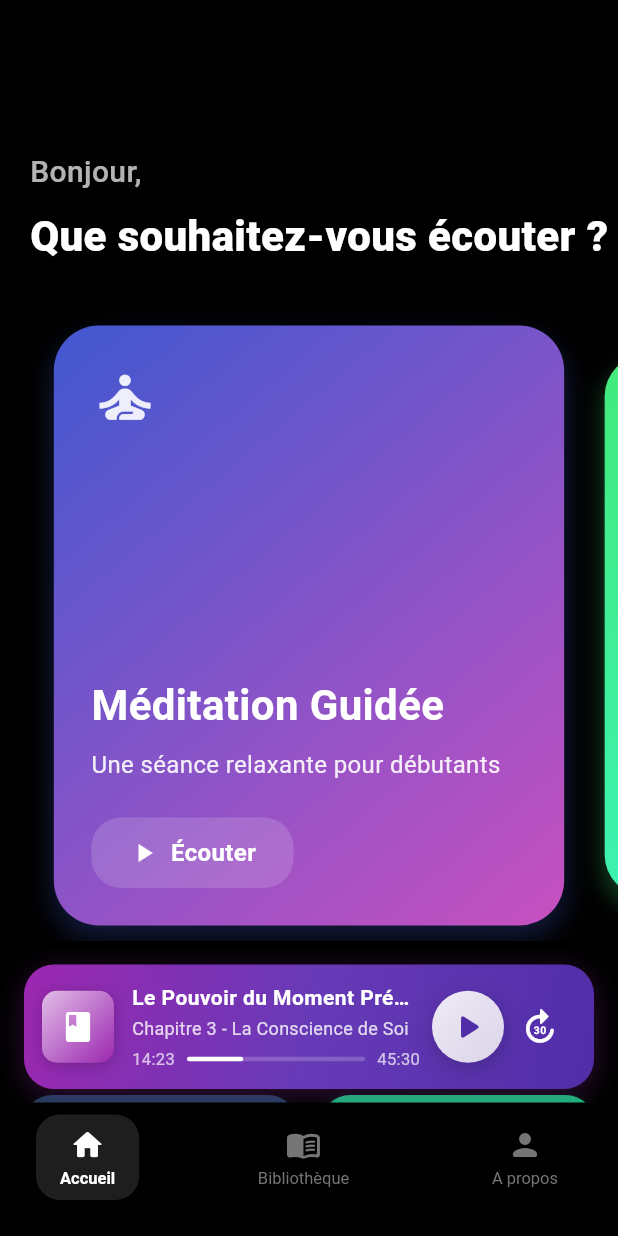
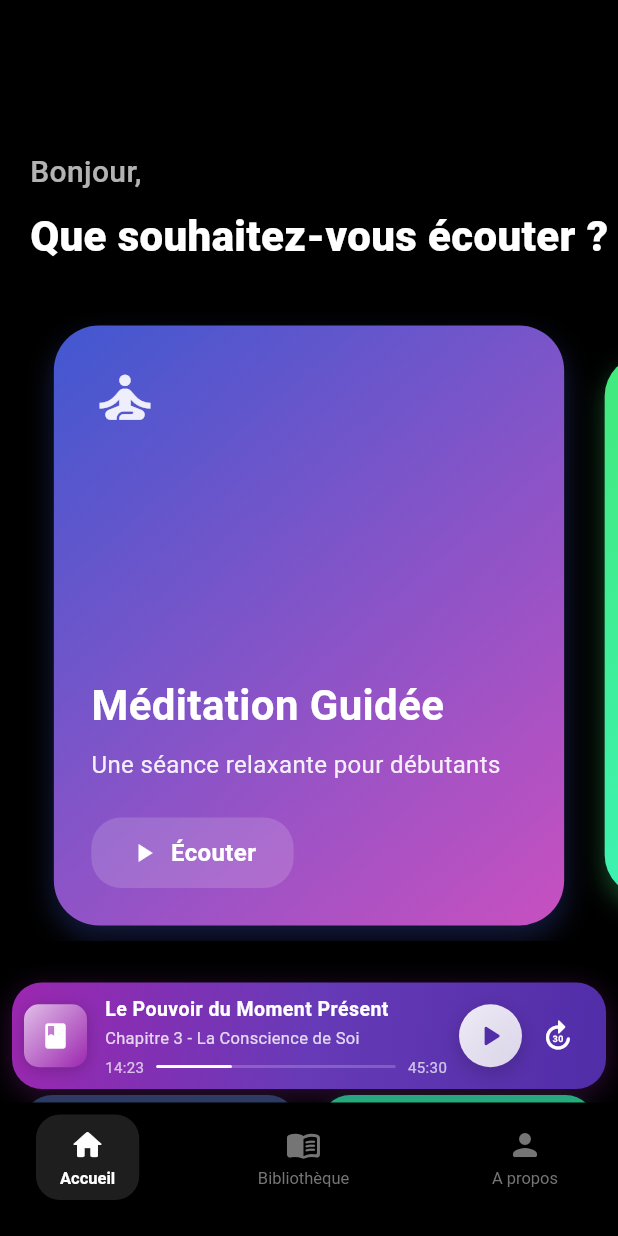
Before and after one commit to JulesNyom/Saga, a Flutter app: the screen it shows after launch, on a phone screen of 412 x 824 dp. Run offline on Flutter 3.47's test engine with Material 3 defaults, Android fonts, the phone set to English and light mode, and no system bars.

Commit message:
Modified the structure of the app

```diff
--- a/saga/lib/screens/tab_manager.dart
+++ b/saga/lib/screens/tab_manager.dart
@@ -1,6 +1,6 @@
 import 'package:flutter/material.dart';
 import 'tab_screens/about.dart';
-import 'tab_screens/listen.dart';
+import 'tab_screens/library.dart';
 import 'tab_screens/home.dart';
 
 class Homepage extends StatefulWidget {
@@ -20,7 +20,7 @@ class _HomepageState extends State<Homepage> with TickerProviderStateMixin {
 
   final List<Widget> _screens = const [
     Home(),
-    Listen(),
+    Library(),
     About(),
   ];
 
@@ -50,15 +50,15 @@ class _HomepageState extends State<Homepage> with TickerProviderStateMixin {
 
 Widget _buildPlaybackBar() {
   return Container(
-      margin: const EdgeInsets.symmetric(horizontal: 16, vertical: 8),
+    margin: const EdgeInsets.symmetric(horizontal: 8, vertical: 8), // Reduced horizontal margin from 16 to 8
     decoration: BoxDecoration(
       gradient: const LinearGradient(
         begin: Alignment.topLeft,
         end: Alignment.bottomRight,
         colors: [
-            Color(0xFF9C27B0), // Deep Purple
-            Color(0xFF673AB7), // Purple
-            Color(0xFF512DA8), // Deep Purple darker
+          Color(0xFF9C27B0),  // Deep Purple
+          Color(0xFF673AB7),  // Purple
+          Color(0xFF512DA8),  // Deep Purple darker
         ],
       ),
       borderRadius: BorderRadius.circular(20),
@@ -71,21 +71,21 @@ class _HomepageState extends State<Homepage> with TickerProviderStateMixin {
       ],
     ),
     child: Padding(
-        padding: const EdgeInsets.all(12),
+      padding: const EdgeInsets.all(8), // Reduced from 12 to 8
       child: Row(
         children: [
-            // Book cover with updated design
+          // Book cover
           Container(
-              height: 48,
-              width: 48,
+            height: 42, // Reduced from 48
+            width: 42,  // Reduced from 48
             decoration: BoxDecoration(
               borderRadius: BorderRadius.circular(10),
               gradient: const LinearGradient(
                 begin: Alignment.topLeft,
                 end: Alignment.bottomRight,
                 colors: [
-                    Color(0xFFE1BEE7), // Light Purple
-                    Color(0xFF9C27B0), // Deep Purple
+                  Color(0xFFE1BEE7),
+                  Color(0xFF9C27B0),
                 ],
               ),
               boxShadow: [
@@ -99,11 +99,11 @@ class _HomepageState extends State<Homepage> with TickerProviderStateMixin {
             child: const Icon(
               Icons.book,
               color: Colors.white,
-                size: 24,
+              size: 20, // Reduced from 24
             ),
           ),
           const SizedBox(width: 12),
-            // Extended book information
+          // Book info
           Expanded(
             child: Column(
               mainAxisSize: MainAxisSize.min,
@@ -113,7 +113,7 @@ class _HomepageState extends State<Homepage> with TickerProviderStateMixin {
                   _currentBookTitle,
                   style: const TextStyle(
                     color: Colors.white,
-                      fontSize: 14,
+                    fontSize: 13, // Reduced from 14
                     fontWeight: FontWeight.w600,
                     letterSpacing: 0.3,
                   ),
@@ -124,37 +124,35 @@ class _HomepageState extends State<Homepage> with TickerProviderStateMixin {
                   _currentChapter,
                   style: TextStyle(
                     color: Colors.white.withOpacity(0.8),
-                      fontSize: 12,
+                    fontSize: 11, // Reduced from 12
                     letterSpacing: 0.2,
                   ),
                   overflow: TextOverflow.ellipsis,
                 ),
                 const SizedBox(height: 4),
-                  // Progress indicator
                 Row(
                   children: [
                     Text(
                       '${_currentPosition.inMinutes}:${(_currentPosition.inSeconds % 60).toString().padLeft(2, '0')}',
                       style: TextStyle(
                         color: Colors.white.withOpacity(0.7),
-                          fontSize: 11,
+                        fontSize: 10, // Reduced from 11
                       ),
                     ),
                     Expanded(
                       child: Container(
                         margin: const EdgeInsets.symmetric(horizontal: 8),
-                          height: 3,
+                        height: 2, // Reduced from 3
                         decoration: BoxDecoration(
-                            borderRadius: BorderRadius.circular(1.5),
+                          borderRadius: BorderRadius.circular(1),
                           color: Colors.white.withOpacity(0.2),
                         ),
                         child: FractionallySizedBox(
                           alignment: Alignment.centerLeft,
-                            widthFactor: _currentPosition.inSeconds /
-                                _totalDuration.inSeconds,
+                          widthFactor: _currentPosition.inSeconds / _totalDuration.inSeconds,
                           child: Container(
                             decoration: BoxDecoration(
-                                borderRadius: BorderRadius.circular(1.5),
+                              borderRadius: BorderRadius.circular(1),
                               color: Colors.white,
                             ),
                           ),
@@ -165,7 +163,7 @@ class _HomepageState extends State<Homepage> with TickerProviderStateMixin {
                       '${_totalDuration.inMinutes}:${(_totalDuration.inSeconds % 60).toString().padLeft(2, '0')}',
                       style: TextStyle(
                         color: Colors.white.withOpacity(0.7),
-                          fontSize: 11,
+                        fontSize: 10, // Reduced from 11
                       ),
                     ),
                   ],
@@ -173,13 +171,13 @@ class _HomepageState extends State<Homepage> with TickerProviderStateMixin {
               ],
             ),
           ),
-            // Playback controls
+          // Controls
           Row(
             mainAxisSize: MainAxisSize.min,
             children: [
               Container(
-                  height: 48,
-                  width: 48,
+                height: 42, // Reduced from 48
+                width: 42,  // Reduced from 48
                 margin: const EdgeInsets.only(left: 8),
                 decoration: BoxDecoration(
                   gradient: LinearGradient(
@@ -201,11 +199,9 @@ class _HomepageState extends State<Homepage> with TickerProviderStateMixin {
                 ),
                 child: IconButton(
                   icon: Icon(
-                      _isPlaying
-                          ? Icons.pause_rounded
-                          : Icons.play_arrow_rounded,
+                    _isPlaying ? Icons.pause_rounded : Icons.play_arrow_rounded,
                     color: const Color(0xFF512DA8),
-                      size: 28,
+                    size: 24, // Reduced from 28
                   ),
                   onPressed: _togglePlayPause,
                 ),
@@ -214,7 +210,7 @@ class _HomepageState extends State<Homepage> with TickerProviderStateMixin {
                 icon: const Icon(
                   Icons.forward_30_rounded,
                   color: Colors.white,
-                    size: 28,
+                  size: 24, // Reduced from 28
                 ),
                 onPressed: _forward30Seconds,
               ),
--- a/saga/lib/screens/tab_screens/listen.dart
+++ b/saga/lib/screens/tab_screens/library.dart
@@ -1,14 +1,14 @@
 import 'package:flutter/material.dart';
 import 'package:flutter/services.dart';
 
-class Listen extends StatefulWidget {
-  const Listen({super.key});
+class Library extends StatefulWidget {
+  const Library({super.key});
 
   @override
-  State<Listen> createState() => _BooksPageState();
+  State<Library> createState() => _BooksPageState();
 }
 
-class _BooksPageState extends State<Listen> {
+class _BooksPageState extends State<Library> {
   final ScrollController _scrollController = ScrollController();
   double _scrollOffset = 0.0;
 
@@ -91,8 +91,8 @@ class _BooksPageState extends State<Listen> {
 
   void _navigateToListenPage(BuildContext context) {
     HapticFeedback.mediumImpact();
-    // TODO: Implement navigation to Listen page
-    print('Navigating to Listen page');
+    // TODO: Implement navigation to Library page
+    print('Navigating to Library page');
   }
 
   double get _appBarOpacity {
```
Lines whose indentation alone changed are shown as unchanged.
